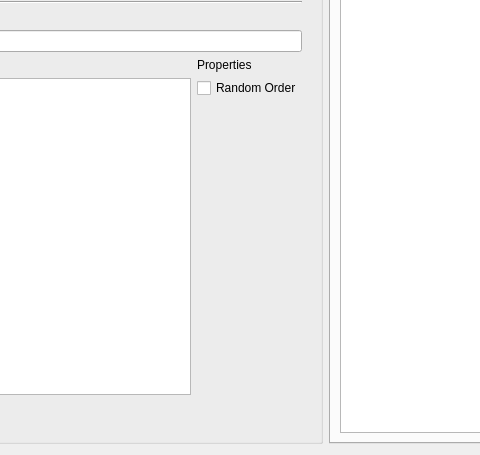
PhilInTheGaps/GM-Companion, file editors/audioeditor.ui: the form before one commit; both pictures show x 550 to 1030 and y 250 to 705 of the 1168 by 705 pixel window.
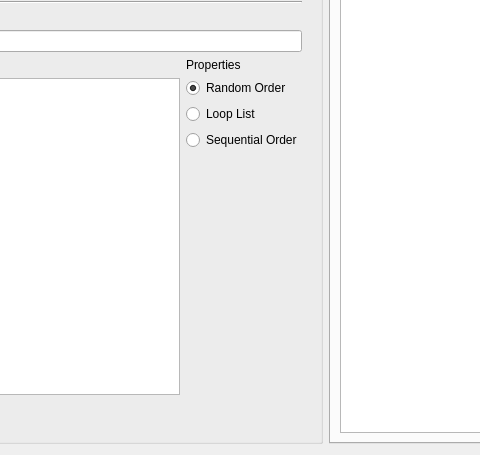
The form after the commit. The open tabs and pages were chosen to show the change.

Commit message: [AudioTool] Sounds can now be played, have different playback modes

```diff
--- a/editors/audioeditor.ui
+++ b/editors/audioeditor.ui
@@ -574,9 +574,35 @@
                  </widget>
                 </item>
                 <item>
-                 <widget class="QCheckBox" name="checkBox_soundListRandom">
+                 <widget class="QRadioButton" name="radioButton_soundListRandom">
+                  <property name="toolTip">
+                   <string>Play sounds in a random order. Does not end.</string>
+                  </property>
                   <property name="text">
                    <string>Random Order</string>
+                  </property>
+                  <property name="checked">
+                   <bool>true</bool>
+                  </property>
+                 </widget>
+                </item>
+                <item>
+                 <widget class="QRadioButton" name="radioButton_soundListLoop">
+                  <property name="toolTip">
+                   <string>Play sounds in sequential order and start at the beginning when last sound is played.</string>
+                  </property>
+                  <property name="text">
+                   <string>Loop List</string>
+                  </property>
+                 </widget>
+                </item>
+                <item>
+                 <widget class="QRadioButton" name="radioButton_soundListSequential">
+                  <property name="toolTip">
+                   <string>Play sounds in a sequential order. Ends when last sound was played.</string>
+                  </property>
+                  <property name="text">
+                   <string>Sequential Order</string>
                   </property>
                  </widget>
                 </item>
```
Left out of the diff: 2 changed lines with no effect on the pictures. The commit also changes 5 other files.
